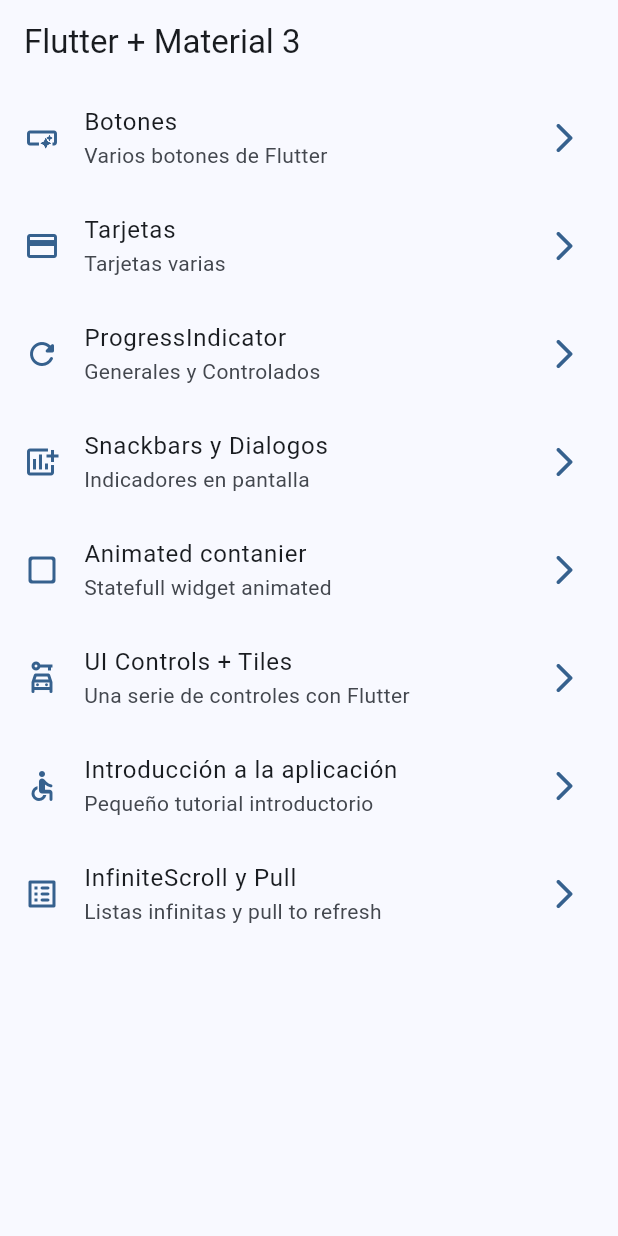
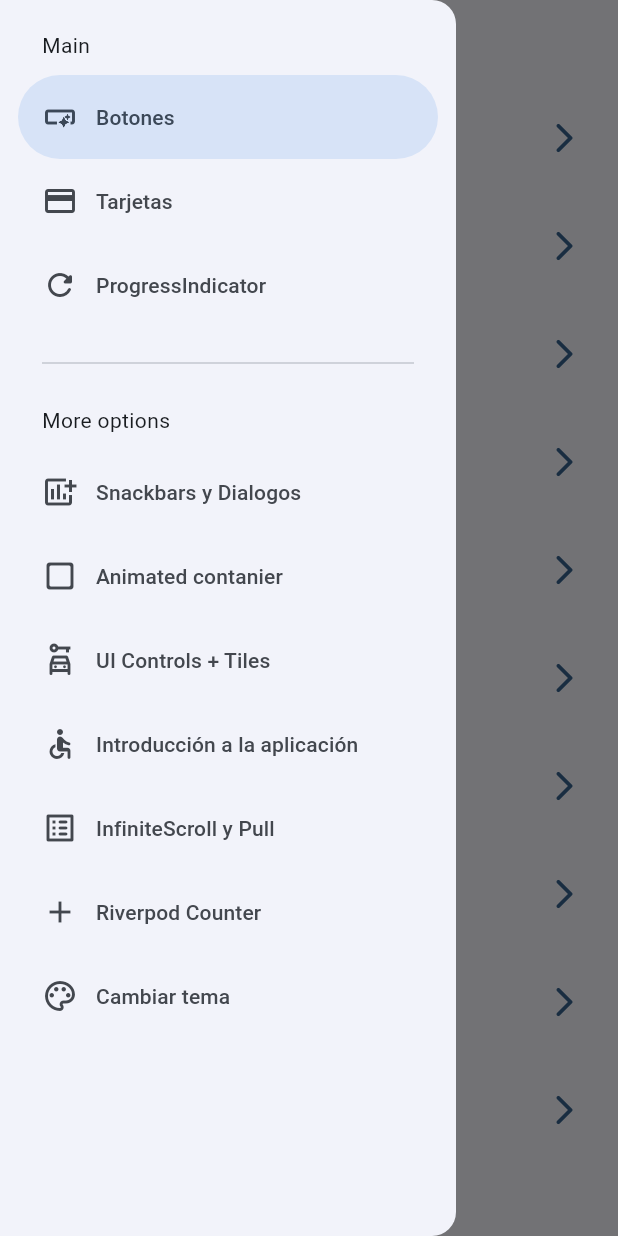
Before and after one commit to alejandrogallardo/WidgetFlutter, a Flutter app: the screen it shows after launch, with the side drawer open (before the commit the screen has no drawer), on a phone screen of 412 x 824 dp. Run offline on Flutter 3.47's test engine with Material 2 defaults, Android fonts, the phone set to English and light mode, and no system bars; our stand-ins replace animate_do, flutter_riverpod, go_router.

Commit message:
riverpod terminado

```diff
--- a/lib/config/menu/menu_items.dart
+++ b/lib/config/menu/menu_items.dart
@@ -63,4 +63,16 @@ const appMenuItems = <MenuItem>[
     link: '/infinite',
     icon: Icons.list_alt_rounded
   ),
+  MenuItem(
+    title: 'Riverpod Counter',
+    subTitle: 'Introducción a riverpod',
+    link: '/counter-river',
+    icon: Icons.add
+  ),
+  MenuItem(
+    title: 'Cambiar tema',
+    subTitle: 'Cambiar tema de la aplicación',
+    link: '/theme-changer',
+    icon: Icons.color_lens_outlined
+  ),
 ];
--- a/lib/config/router/app_router.dart
+++ b/lib/config/router/app_router.dart
@@ -49,5 +49,16 @@ final appRouter = GoRouter(
       name: InfiniteScrollScreen.name,
       builder: (context, state) => const InfiniteScrollScreen(),
     ),
+    GoRoute(
+      path: '/counter-river',
+      name: CounterScreen.name,
+      builder: (context, state) => const CounterScreen(),
+    ),
+
+    GoRoute(
+      path: '/theme-changer',
+      name: ThemeChangerScreen.name,
+      builder: (context, state) => const ThemeChangerScreen(),
+    ),
   ],
 );
--- a/lib/config/theme/app_theme.dart
+++ b/lib/config/theme/app_theme.dart
@@ -14,15 +14,26 @@ const colorList = <Color>[
 
 class AppTheme {
   final int selectedColor;
+  final bool isDarkmode;
   AppTheme({
-    this.selectedColor = 0
+    this.selectedColor = 0,
+    this.isDarkmode = false,
   }): assert(selectedColor >= 0, 'Selected color must be greater then 0'),
     assert(selectedColor < colorList.length, 'Selected color must be less or equal than ${colorList.length - 1}');
   ThemeData getTheme() => ThemeData(
     useMaterial3: true,
+    brightness: isDarkmode ? Brightness.dark : Brightness.light,
     colorSchemeSeed: colorList[selectedColor],
     appBarTheme: const AppBarTheme(
       centerTitle: false
     ),
   );
+
+  AppTheme copyWith({
+    int? selectedColor,
+    bool? isDarkmode
+  }) => AppTheme(
+    selectedColor: selectedColor ?? this.selectedColor,
+    isDarkmode: isDarkmode ?? this.isDarkmode,
+  );
 }
--- a/lib/main.dart
+++ b/lib/main.dart
@@ -1,21 +1,32 @@
 import 'package:flutter/material.dart';
+import 'package:flutter_riverpod/flutter_riverpod.dart';
 import 'package:widgets_app/config/router/app_router.dart';
 import 'package:widgets_app/config/theme/app_theme.dart';
+import 'package:widgets_app/presentation/providers/theme_provider.dart';
 
 void main() {
-  runApp(const MainApp());
+  runApp(
+    /*const MainApp()*/
+    const ProviderScope(
+      child: MainApp()
+      )
+    );
 }
 
-class MainApp extends StatelessWidget {
+class MainApp extends ConsumerWidget {
   const MainApp({super.key});
 
   @override
-  Widget build(BuildContext context) {
+  Widget build(BuildContext context, WidgetRef ref) {
+    // final isDarkmode = ref.watch(isDarkmodeProvider);
+    // final selectedColor = ref.watch(selectedColorProvider);
+    final AppTheme appTheme = ref.watch( themeNotifierProvider );
     return MaterialApp.router(
       title: 'Flutter Widgets',
       routerConfig: appRouter,
       debugShowCheckedModeBanner: false,
-      theme: AppTheme(selectedColor: 0).getTheme(),
+      // theme: AppTheme(selectedColor: 0).getTheme(),
+      theme: appTheme.getTheme(),
     );
   }
 }
--- /dev/null
+++ b/lib/presentation/providers/counter_provider.dart
@@ -0,0 +1,4 @@
+import 'package:flutter_riverpod/flutter_riverpod.dart';
+
+
+final counterProvider = StateProvider<int>((ref) => 5 );
--- /dev/null
+++ b/lib/presentation/providers/theme_provider.dart
@@ -0,0 +1,38 @@
+import 'package:flutter_riverpod/flutter_riverpod.dart';
+import 'package:widgets_app/config/theme/app_theme.dart';
+
+// Listado de colores inmutable
+final colorListProvider = Provider((ref) => colorList);
+
+// Un simple boolean
+final isDarkmodeProvider = StateProvider((ref) => false);
+
+// Un simple int
+final selectedColorProvider = StateProvider((ref) => 0);
+
+
+
+
+// Un objeto de tipo AppTheme (custom)
+final themeNotifierProvider = StateNotifierProvider<ThemeNotifier, AppTheme>(
+  (ref) => ThemeNotifier(),
+);
+
+
+// Controller o Notifier
+class ThemeNotifier extends StateNotifier<AppTheme> {
+
+  // STATE = Estado = new AppTheme();
+  ThemeNotifier(): super( AppTheme() );
+
+
+  void toggleDarkmode() {
+    state = state.copyWith( isDarkmode: !state.isDarkmode  );
+  }
+
+  void changeColorIndex( int colorIndex) {
+    state = state.copyWith( selectedColor: colorIndex );
+  }
+
+
+}
--- a/lib/presentation/screens/home/home_screen.dart
+++ b/lib/presentation/screens/home/home_screen.dart
@@ -1,6 +1,7 @@
 import 'package:flutter/material.dart';
 import 'package:go_router/go_router.dart';
 import 'package:widgets_app/config/menu/menu_items.dart';
+import 'package:widgets_app/presentation/widgets/side_menu.dart';
 
 class HomeScreen extends StatelessWidget {
   static const String name = 'home_screen';
@@ -8,11 +9,14 @@ class HomeScreen extends StatelessWidget {
 
   @override
   Widget build(BuildContext context) {
+    final scaffoldKey = GlobalKey<ScaffoldState>();
     return Scaffold(
+      key: scaffoldKey,
       appBar: AppBar(
         title: const Text('Flutter + Material 3'),
       ),
       body: const _HomeView(),
+      drawer: SideMenu(scaffoldKey: scaffoldKey)
     );
   }
 }
--- a/lib/presentation/screens/screens.dart
+++ b/lib/presentation/screens/screens.dart
@@ -1,3 +1,5 @@
+export 'package:widgets_app/presentation/screens/counter/counter_screen.dart';
+export 'package:widgets_app/presentation/screens/theme_changer/theme_changer_screen.dart';
 export 'package:widgets_app/presentation/screens/animated/animated_screen.dart';
 export 'package:widgets_app/presentation/screens/app_tutorial/app_tutorial_screen.dart';
 export 'package:widgets_app/presentation/screens/infinite_scroll/infinite_scroll_screen.dart';
--- /dev/null
+++ b/lib/presentation/widgets/side_menu.dart
@@ -0,0 +1,79 @@
+import 'package:flutter/material.dart';
+import 'package:go_router/go_router.dart';
+import 'package:widgets_app/config/menu/menu_items.dart';
+
+class SideMenu extends StatefulWidget {
+
+  final GlobalKey<ScaffoldState> scaffoldKey;
+
+  const SideMenu({
+    super.key,
+    required this.scaffoldKey
+  });
+
+  @override
+  State<SideMenu> createState() => _SideMenuState();
+}
+
+class _SideMenuState extends State<SideMenu> {
+
+  int navDrawerIndex = 0;
+
+  @override
+  Widget build(BuildContext context) {
+
+    final hasNotch = MediaQuery.of(context).viewPadding.top > 35;
+
+
+    return NavigationDrawer(
+      selectedIndex: navDrawerIndex,
+      onDestinationSelected: (value) {
+
+        setState(() {
+          navDrawerIndex = value;
+        });
+
+        final menuItem = appMenuItems[value];
+        context.push( menuItem.link );
+        widget.scaffoldKey.currentState?.closeDrawer();
+
+      },
+      children: [
+
+        Padding(
+          padding: EdgeInsets.fromLTRB(28, hasNotch ? 0 : 20, 16, 10),
+          child: const Text('Main'),
+        ),
+
+        ...appMenuItems
+          .sublist(0,3)
+          .map((item) => NavigationDrawerDestination(
+            icon: Icon( item.icon ),
+            label: Text( item.title ),
+          ),
+        ),
+
+        const Padding(
+          padding: EdgeInsets.fromLTRB(28, 16, 28, 10),
+          child: Divider(),
+        ),
+
+        const Padding(
+          padding: EdgeInsets.fromLTRB(28, 10, 16, 10),
+          child: Text('More options'),
+        ),
+
+
+         ...appMenuItems
+          .sublist(3)
+          .map((item) => NavigationDrawerDestination(
+            icon: Icon( item.icon ),
+            label: Text( item.title ),
+          ),
+        ),
+
+
+      ]
+    );
+  }
+}
--- a/pubspec.yaml
+++ b/pubspec.yaml
@@ -10,6 +10,7 @@ dependencies:
   animate_do: ^3.0.2
   flutter:
     sdk: flutter
+  flutter_riverpod: ^2.3.7
   go_router: ^12.1.1
 
 dev_dependencies:
```
Also changed, not shown: lib/presentation/screens/counter/counter_screen.dart (added, +50 -0 lines), lib/presentation/screens/theme_changer/theme_changer_screen.dart (added, +70 -0 lines), pubspec.lock, 1 other file.
